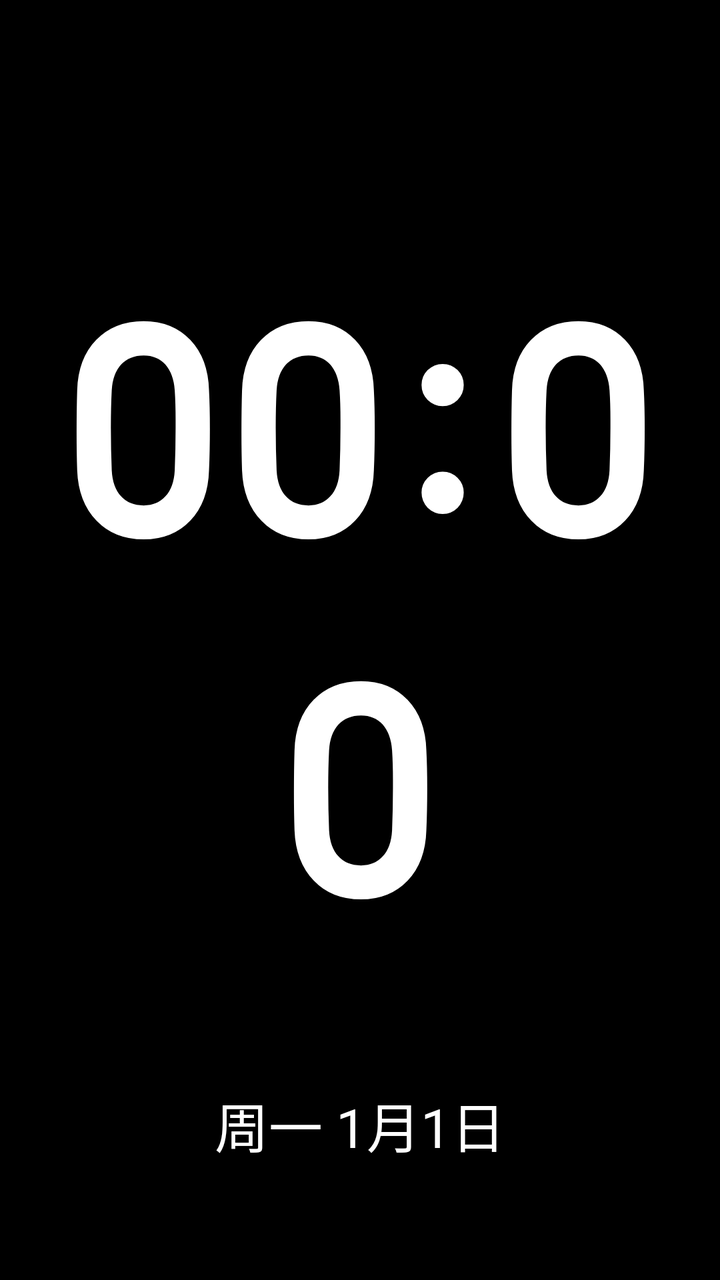
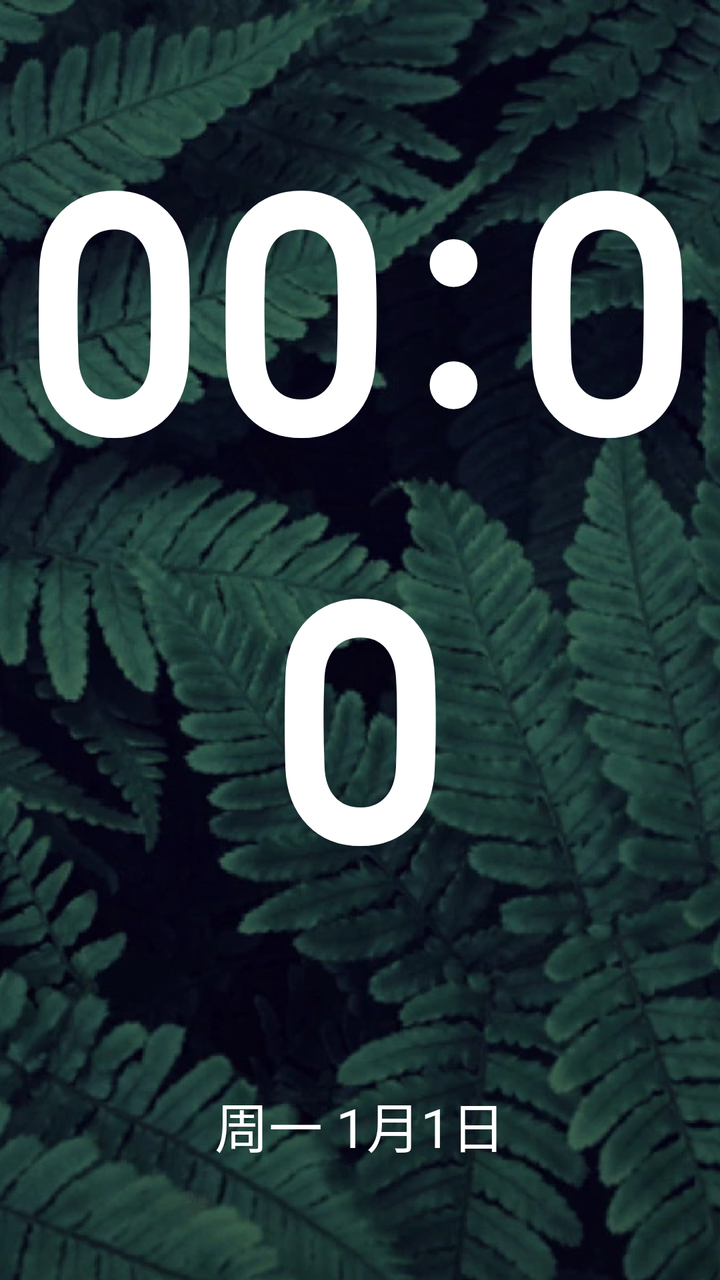

The first picture is an Android layout as it rendered before a commit; the second is the same layout after the commit. The layout source and the unified diff follow.
<!-- AndroidManifest.xml: application theme LauncherTheme -->
<!-- res/layout/page_clock.xml -->
<?xml version="1.0" encoding="utf-8"?>
<FrameLayout xmlns:android="http://schemas.android.com/apk/res/android"
    android:layout_width="match_parent"
    android:layout_height="match_parent">

    
    <ImageView
        android:id="@+id/wallpaperView"
        android:layout_width="match_parent"
        android:layout_height="match_parent"
        android:scaleType="centerCrop"
        android:visibility="gone" />

    
    <View
        android:id="@+id/overlayView"
        android:layout_width="match_parent"
        android:layout_height="match_parent"
        android:background="@color/black_overlay"
        android:visibility="gone" />

    
    <androidx.constraintlayout.widget.ConstraintLayout
        xmlns:app="http://schemas.android.com/apk/res-auto"
        android:layout_width="match_parent"
        android:layout_height="match_parent">

        <TextView
            android:id="@+id/clockTime"
            android:layout_width="wrap_content"
            android:layout_height="wrap_content"
            android:layout_marginTop="86dp"
            android:text="00:00"
            android:textColor="@color/white"
            android:textSize="150sp"
            android:fontFamily="@font/time"
            android:gravity="center"
            android:letterSpacing="0.03"
            android:includeFontPadding="false"
            app:layout_constraintHorizontal_chainStyle="packed"
            app:layout_constraintLeft_toLeftOf="parent"
            app:layout_constraintRight_toLeftOf="@+id/weatherGroup"
            app:layout_constraintTop_toTopOf="parent"
            app:layout_constraintBottom_toTopOf="@+id/dateText"
            app:layout_constraintVertical_bias="0.35" />

        <LinearLayout
            android:id="@+id/weatherGroup"
            android:layout_width="wrap_content"
            android:layout_height="wrap_content"
            android:layout_marginStart="20dp"
            android:orientation="vertical"
            android:gravity="center_horizontal"
            android:visibility="gone"
            app:layout_constraintLeft_toRightOf="@id/clockTime"
            app:layout_constraintRight_toRightOf="parent"
            app:layout_constraintTop_toTopOf="@id/clockTime">

            <TextView
                android:id="@+id/weatherIcon"
                android:layout_width="60dp"
                android:layout_height="60dp"
                android:text="☁"
                android:textColor="@color/white"
                android:textSize="36sp"
                android:gravity="center"
                android:scaleType="fitXY" />

            <TextView
                android:id="@+id/weatherTemp"
                android:layout_width="wrap_content"
                android:layout_height="wrap_content"
                android:text="--°"
                android:textColor="@color/white"
                android:textSize="49sp"
                android:fontFamily="@font/time"
                android:layout_marginBottom="5dp"
                app:layout_constraintBottom_toBottomOf="@id/clockTime" />
        </LinearLayout>

        <TextView
            android:id="@+id/dateText"
            android:layout_width="0dp"
            android:layout_height="wrap_content"
            android:layout_marginBottom="58dp"
            android:text="周一 1月1日"
            android:textColor="@color/white"
            android:textSize="27sp"
            android:gravity="center"
            app:layout_constraintBottom_toBottomOf="parent"
            app:layout_constraintLeft_toLeftOf="parent"
            app:layout_constraintRight_toRightOf="parent" />

    </androidx.constraintlayout.widget.ConstraintLayout>
</FrameLayout>
<!-- resources referenced by this layout -->
<resources>
  <color name="black_overlay">#66000000</color>
  <color name="white">#FFFFFFFF</color>
  <style name="LauncherTheme" parent="Theme.AppCompat.NoActionBar">
          <item name="android:windowFullscreen">true</item>
          <item name="android:windowNoTitle">true</item>
          <item name="android:windowBackground">@android:color/black</item>
          <item name="android:windowTranslucentStatus">true</item>
          <item name="android:windowTranslucentNavigation">true</item>
      </style>
</resources>

<!-- the commit's change to res/layout/page_clock.xml (unified diff, before → after) -->
@@ -9,7 +9,8 @@
         android:layout_width="match_parent"
         android:layout_height="match_parent"
         android:scaleType="centerCrop"
-        android:visibility="gone" />
+        android:src="@drawable/default_wallpaper"
+        android:visibility="visible" />
 
     
     <View
@@ -29,67 +30,64 @@
             android:id="@+id/clockTime"
             android:layout_width="wrap_content"
             android:layout_height="wrap_content"
-            android:layout_marginTop="86dp"
+            android:layout_marginTop="40dp"
             android:text="00:00"
             android:textColor="@color/white"
-            android:textSize="150sp"
+            android:textSize="170sp"
             android:fontFamily="@font/time"
             android:gravity="center"
             android:letterSpacing="0.03"
             android:includeFontPadding="false"
             app:layout_constraintHorizontal_chainStyle="packed"
             app:layout_constraintLeft_toLeftOf="parent"
-            app:layout_constraintRight_toLeftOf="@+id/weatherGroup"
+            app:layout_constraintRight_toRightOf="parent"
             app:layout_constraintTop_toTopOf="parent"
-            app:layout_constraintBottom_toTopOf="@+id/dateText"
-            app:layout_constraintVertical_bias="0.35" />
+            app:layout_constraintBottom_toTopOf="@+id/bottomGroup"
+            app:layout_constraintVertical_bias="0.1" />
 
         <LinearLayout
-            android:id="@+id/weatherGroup"
+            android:id="@+id/bottomGroup"
             android:layout_width="wrap_content"
             android:layout_height="wrap_content"
-            android:layout_marginStart="20dp"
-            android:orientation="vertical"
-            android:gravity="center_horizontal"
-            android:visibility="gone"
-            app:layout_constraintLeft_toRightOf="@id/clockTime"
-            app:layout_constraintRight_toRightOf="parent"
-            app:layout_constraintTop_toTopOf="@id/clockTime">
+            android:layout_marginBottom="58dp"
+            android:orientation="horizontal"
+            android:gravity="center_vertical"
+            app:layout_constraintBottom_toBottomOf="parent"
+            app:layout_constraintLeft_toLeftOf="parent"
+            app:layout_constraintRight_toRightOf="parent">
+
+            <TextView
+                android:id="@+id/dateText"
+                android:layout_width="wrap_content"
+                android:layout_height="wrap_content"
+                android:text="周一 1月1日"
+                android:textColor="@color/white"
+                android:textSize="27sp"
+                android:gravity="center" />
 
             <TextView
                 android:id="@+id/weatherIcon"
-                android:layout_width="60dp"
-                android:layout_height="60dp"
+                android:layout_width="wrap_content"
+                android:layout_height="wrap_content"
+                android:layout_marginStart="16dp"
                 android:text="☁"
                 android:textColor="@color/white"
-                android:textSize="36sp"
+                android:textSize="27sp"
                 android:gravity="center"
-                android:scaleType="fitXY" />
+                android:visibility="gone" />
 
             <TextView
                 android:id="@+id/weatherTemp"
                 android:layout_width="wrap_content"
                 android:layout_height="wrap_content"
+                android:layout_marginStart="8dp"
                 android:text="--°"
                 android:textColor="@color/white"
-                android:textSize="49sp"
+                android:textSize="27sp"
                 android:fontFamily="@font/time"
-                android:layout_marginBottom="5dp"
-                app:layout_constraintBottom_toBottomOf="@id/clockTime" />
+                android:gravity="center"
+                android:visibility="gone" />
         </LinearLayout>
-
-        <TextView
-            android:id="@+id/dateText"
-            android:layout_width="0dp"
-            android:layout_height="wrap_content"
-            android:layout_marginBottom="58dp"
-            android:text="周一 1月1日"
-            android:textColor="@color/white"
-            android:textSize="27sp"
-            android:gravity="center"
-            app:layout_constraintBottom_toBottomOf="parent"
-            app:layout_constraintLeft_toLeftOf="parent"
-            app:layout_constraintRight_toRightOf="parent" />
 
     </androidx.constraintlayout.widget.ConstraintLayout>
 </FrameLayout>
<!-- resource entries referenced after the edit -->
@@ -2,6 +2,7 @@
 <resources>
   <color name="black_overlay">#66000000</color>
   <color name="white">#FFFFFFFF</color>
+  <!-- drawable default_wallpaper: webp bitmap (drawable, 162048 bytes) -->
   <style name="LauncherTheme" parent="Theme.AppCompat.NoActionBar">
           <item name="android:windowFullscreen">true</item>
           <item name="android:windowNoTitle">true</item>
